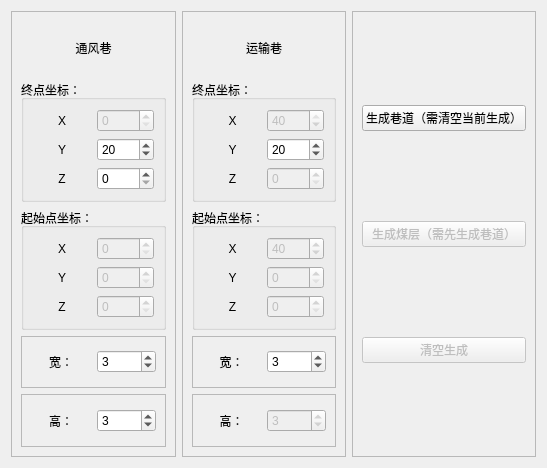
ez4jc/working_face_master, file ui/roadway.ui: the form before one commit.
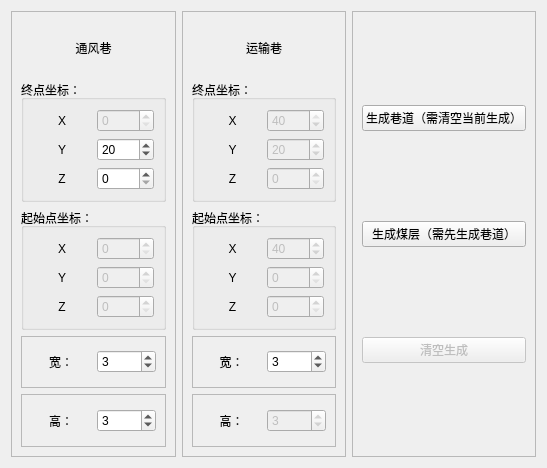
The form after the commit.

The edit to the form file:
```diff
--- a/ui/roadway.ui
+++ b/ui/roadway.ui
@@ -243,6 +243,9 @@
         <layout class="QGridLayout" name="gridLayout_3">
          <item row="1" column="1">
           <widget class="QSpinBox" name="spinBox_transportAlley_y">
+           <property name="enabled">
+            <bool>false</bool>
+           </property>
            <property name="value">
             <number>20</number>
            </property>
@@ -450,7 +453,7 @@
       <item>
        <widget class="QPushButton" name="pushButton_generate_coalmine">
         <property name="enabled">
-         <bool>false</bool>
+         <bool>true</bool>
         </property>
         <property name="text">
          <string>生成煤层（需先生成巷道）</string>
```
